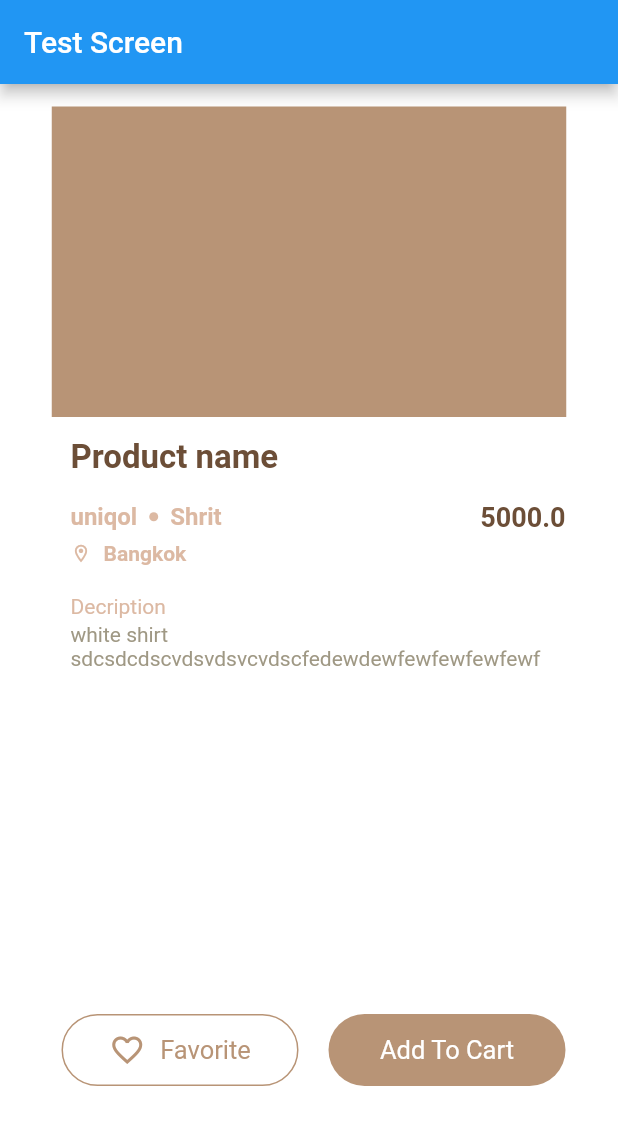
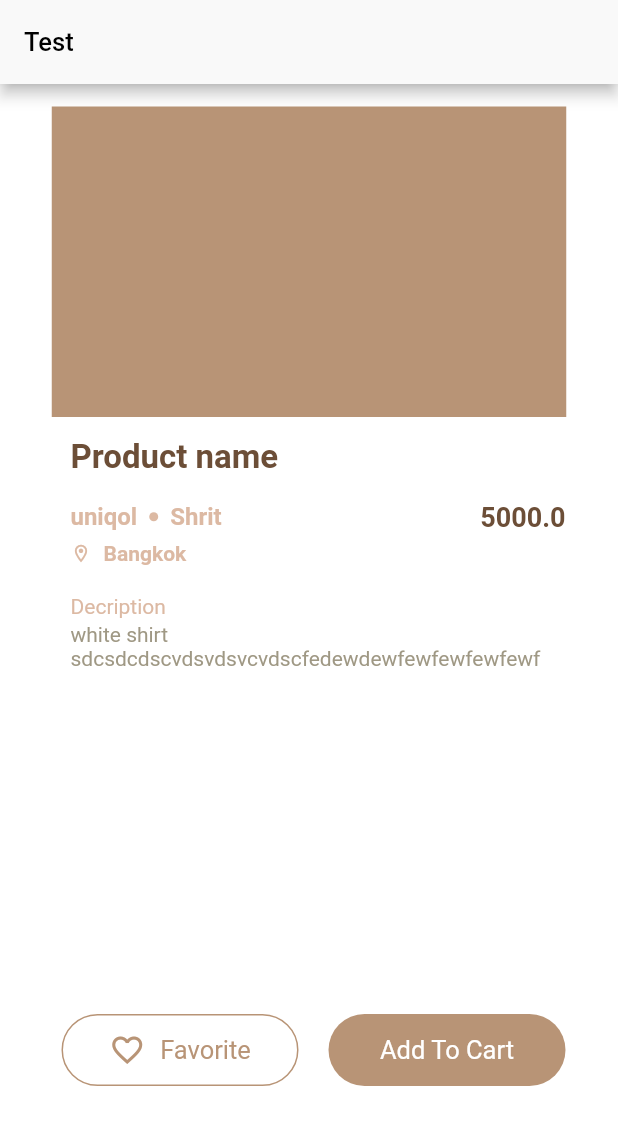
Before and after one commit to Chuukohin/chuuko, a Flutter app: the screen it shows after launch, on a phone screen of 412 x 824 dp. Shown: the top 1125 px of the screen. Run offline on Flutter 3.47's test engine with Material 2 defaults, Android fonts, the phone set to English and light mode, and no system bars; our stand-ins replace animated_splash_screen, page_transition.

Commit message:
feat: splash screen

```diff
--- /dev/null
+++ b/frontend/lib/constant/color.dart
@@ -0,0 +1,8 @@
+import 'package:flutter/material.dart';
+import 'package:chuukohin/utils/graphics/color.dart' as color;
+
+class ThemeConstant {
+  static Color primaryColor = const Color(0xffB89476);
+  static MaterialColor materialColorSwatch =
+      color.createMaterialColor(primaryColor);
+}
--- a/frontend/lib/main.dart
+++ b/frontend/lib/main.dart
@@ -1,7 +1,7 @@
-import 'package:chuukohin/screens/test_screen.dart';
-import 'package:flutter/cupertino.dart';
-// import 'package:niku/namespace.dart' as n;
-// import 'package:chuukohin/screens/homepage_screen.dart';
+import 'package:chuukohin/constant/color.dart';
+import 'package:chuukohin/screens/start/splash.dart';
+import 'package:chuukohin/screens/start/welcome.dart';
+import 'package:flutter/material.dart';
 
 void main() {
   runApp(const Chuuko());
@@ -12,13 +12,21 @@ class Chuuko extends StatelessWidget {
 
   @override
   Widget build(BuildContext context) {
-    return const CupertinoApp(
-      theme: CupertinoThemeData(
-          brightness: Brightness.light, primaryColor: Color(0xffB89476)),
-      home: CupertinoPageScaffold(
-        child: TestScreen(),
+    return MaterialApp(
+      debugShowCheckedModeBanner: false,
+      title: 'Chuuko',
+      theme: ThemeData(
+        primaryColor: ThemeConstant.primaryColor,
+        primarySwatch: ThemeConstant.materialColorSwatch,
+        appBarTheme: const AppBarTheme(
+            backgroundColor: Color(0xffF9F9F9), foregroundColor: Colors.black),
       ),
-      debugShowCheckedModeBanner: false,
+      routes: {
+        '/': (_) => const SplashScreen(),
+        '/welcome': (_) => const WelcomeScreen(),
+      },
+      initialRoute: "/",
     );
   }
 }
+//0xffB89476
--- a/frontend/lib/screens/productdetail_screen.dart
+++ b/frontend/lib/screens/product_detail_screen.dart
@@ -1,10 +1,9 @@
 import 'package:chuukohin/widgets/button.dart';
+import 'package:chuukohin/widgets/layout/product_detail.dart';
 import 'package:flutter/material.dart';
 
-import '../widgets/layout/product_detail.dart';
-
-class Productdetail_screen extends StatelessWidget {
-  const Productdetail_screen({Key? key}) : super(key: key);
+class ProductDetailScreen extends StatelessWidget {
+  const ProductDetailScreen({Key? key}) : super(key: key);
 
   @override
   Widget build(BuildContext context) {
@@ -15,13 +14,13 @@ class Productdetail_screen extends StatelessWidget {
       child: Column(
         children: [
           Container(
-            color: Color(0xffB89476),
+            color: const Color(0xffB89476),
             height: 207,
             width: 343,
-            margin: EdgeInsets.only(top: 15, bottom: 14),
+            margin: const EdgeInsets.only(top: 15, bottom: 14),
           ),
-          Product_Detail("Product name", "uniqol", "Shrit", "Bangkok", 5000,
-              "white shirt sdcsdcdscvdsvdsvcvdscfedewdewfewfewfewfewf"),
+          const ProductDetail("Product name", "uniqol", "Shrit", "Bangkok",
+              5000, "white shirt sdcsdcdscvdsvdsvcvdscfedewdewfewfewfewfewf"),
           Padding(
             padding: const EdgeInsets.only(bottom: 60, left: 41, top: 229),
             child: Row(
@@ -29,23 +28,24 @@ class Productdetail_screen extends StatelessWidget {
                 Container(
                   height: 48,
                   width: 158,
-                  margin: EdgeInsets.only(right: 20),
+                  margin: const EdgeInsets.only(right: 20),
                   decoration: BoxDecoration(
-                      borderRadius: BorderRadius.all(Radius.circular(39)),
+                      borderRadius: const BorderRadius.all(Radius.circular(39)),
                       color: Colors.white,
-                      border: Border.all(width: 1, color: Color(0xffB89476))),
+                      border:
+                          Border.all(width: 1, color: const Color(0xffB89476))),
                   child: Row(
                     mainAxisAlignment: MainAxisAlignment.center,
-                    children: [
+                    children: const [
                       Icon(
                         Icons.favorite_outline,
                         color: Color(0xffB89476),
                       ),
                       Padding(
-                        padding: const EdgeInsets.only(left: 10),
+                        padding: EdgeInsets.only(left: 10),
                         child: Text(
                           "Favorite",
-                          style: const TextStyle(
+                          style: TextStyle(
                             fontSize: 17,
                             color: Color(0xffB89476),
                           ),
@@ -54,7 +54,7 @@ class Productdetail_screen extends StatelessWidget {
                     ],
                   ),
                 ),
-                MainButton("Add To Cart", 48, 158),
+                const MainButton("Add To Cart", 48, 158),
               ],
             ),
           )
--- /dev/null
+++ b/frontend/lib/screens/start/splash.dart
@@ -0,0 +1,28 @@
+import 'package:chuukohin/screens/test_screen.dart';
+import 'package:flutter/material.dart';
+import 'package:animated_splash_screen/animated_splash_screen.dart';
+import 'package:page_transition/page_transition.dart';
+
+class SplashScreen extends StatefulWidget {
+  const SplashScreen({Key? key}) : super(key: key);
+
+  @override
+  State<SplashScreen> createState() => _SplashScreenState();
+}
+
+class _SplashScreenState extends State<SplashScreen> {
+  _SplashScreenState();
+
+  @override
+  Widget build(BuildContext context) {
+    return Scaffold(
+        body: AnimatedSplashScreen(
+      backgroundColor: const Color(0xffFFFBED),
+      splash: 'assets/images/logo.png',
+      nextScreen: const TestScreen(),
+      splashIconSize: 200,
+      pageTransitionType: PageTransitionType.fade,
+      duration: 1500,
+    ));
+  }
+}
--- /dev/null
+++ b/frontend/lib/screens/start/welcome.dart
@@ -0,0 +1,15 @@
+import 'package:flutter/material.dart';
+
+class WelcomeScreen extends StatefulWidget {
+  const WelcomeScreen({Key? key}) : super(key: key);
+
+  @override
+  State<WelcomeScreen> createState() => _WelcomeScreenState();
+}
+
+class _WelcomeScreenState extends State<WelcomeScreen> {
+  @override
+  Widget build(BuildContext context) {
+    return Container();
+  }
+}
--- a/frontend/lib/screens/test_screen.dart
+++ b/frontend/lib/screens/test_screen.dart
@@ -1,8 +1,5 @@
-import 'package:chuukohin/screens/productdetail_screen.dart';
-import 'package:chuukohin/widgets/button.dart';
-import 'package:chuukohin/widgets/layout/product_detail.dart';
+import 'package:chuukohin/screens/product_detail_screen.dart';
 import 'package:flutter/material.dart';
-// import 'package:chuukohin/widgets/layout/product_card.dart';
 
 class TestScreen extends StatefulWidget {
   const TestScreen({Key? key}) : super(key: key);
@@ -14,20 +11,22 @@ class TestScreen extends StatefulWidget {
 class _TestScreenState extends State<TestScreen> {
   @override
   Widget build(BuildContext context) {
-    return MaterialApp(
-      home: Scaffold(
-        appBar: AppBar(
-          title: const Text("Test Screen"),
+    return Scaffold(
+      appBar: AppBar(
+        title: const Text(
+          "Test",
+          style: TextStyle(fontSize: 17),
         ),
-        body: Column(
+      ),
+      body: SingleChildScrollView(
+        child: Column(
           children: const [
             //put testing code here
 
-            Productdetail_screen()
+            ProductDetailScreen()
           ],
         ),
       ),
-      debugShowCheckedModeBanner: false,
     );
   }
 }
--- /dev/null
+++ b/frontend/lib/utils/graphics/color.dart
@@ -0,0 +1,24 @@
+import 'package:flutter/material.dart' show MaterialColor, Color;
+
+// Learn more: https://medium.com/@nickysong/creating-a-custom-color-swatch-in-flutter-554bcdcb27f3
+MaterialColor createMaterialColor(Color color) {
+  List strengths = <double>[.05];
+  Map<int, Color> swatch = {};
+  final int r = color.red, g = color.green, b = color.blue;
+
+  for (int i = 1; i < 10; i++) {
+    strengths.add(0.1 * i);
+  }
+
+  for (var strength in strengths) {
+    final double ds = 0.5 - strength;
+    swatch[(strength * 1000).round()] = Color.fromRGBO(
+      r + ((ds < 0 ? r : (255 - r)) * ds).round(),
+      g + ((ds < 0 ? g : (255 - g)) * ds).round(),
+      b + ((ds < 0 ? b : (255 - b)) * ds).round(),
+      1,
+    );
+  }
+
+  return MaterialColor(color.value, swatch);
+}
--- a/frontend/lib/widgets/layout/product_detail.dart
+++ b/frontend/lib/widgets/layout/product_detail.dart
@@ -1,23 +1,21 @@
 import 'package:flutter/material.dart';
-//import 'package:font_awesome_flutter/font_awesome_flutter.dart';
-import 'package:flutter_image_slideshow/flutter_image_slideshow.dart';
 
-class Product_Detail extends StatelessWidget {
+class ProductDetail extends StatelessWidget {
   final String productname;
   final String brand;
-  final String catecory;
+  final String category;
   final String address;
   final double price;
   final String desciption;
 
-  const Product_Detail(this.productname, this.brand, this.catecory,
-      this.address, this.price, this.desciption,
+  const ProductDetail(this.productname, this.brand, this.category, this.address,
+      this.price, this.desciption,
       {Key? key})
       : super(key: key);
 
   @override
   Widget build(BuildContext context) {
-    return Container(
+    return SizedBox(
       width: double.infinity,
       child: Padding(
         padding: const EdgeInsets.only(left: 47, right: 35),
@@ -54,11 +52,11 @@ class Product_Detail extends StatelessWidget {
                     Container(
                         width: 6,
                         height: 6,
-                        margin: EdgeInsets.only(left: 8, right: 8),
-                        decoration: BoxDecoration(
+                        margin: const EdgeInsets.only(left: 8, right: 8),
+                        decoration: const BoxDecoration(
                             color: Color(0xffDCB9A3), shape: BoxShape.circle)),
                     Text(
-                      catecory,
+                      category,
                       style: const TextStyle(
                           fontSize: 16,
                           color: Color(0xffDCB9A3),
@@ -68,7 +66,7 @@ class Product_Detail extends StatelessWidget {
                 ),
                 Text(
                   price.toString(),
-                  style: TextStyle(
+                  style: const TextStyle(
                       color: Color(0xff6C4E37),
                       fontSize: 18,
                       fontWeight: FontWeight.w700),
@@ -80,12 +78,12 @@ class Product_Detail extends StatelessWidget {
             padding: const EdgeInsets.only(top: 6),
             child: Row(
               children: [
-                Icon(
+                const Icon(
                   Icons.location_on_outlined,
                   color: Color(0xffDCB9A3),
                   size: 14,
                 ),
-                SizedBox(width: 8),
+                const SizedBox(width: 8),
                 Text(address,
                     style: const TextStyle(
                         color: Color(0xffDCB9A3),
@@ -94,7 +92,7 @@ class Product_Detail extends StatelessWidget {
               ],
             ),
           ),
-          Padding(
+          const Padding(
               padding: EdgeInsets.only(bottom: 3, top: 19),
               child: Text(
                 "Decription",
@@ -102,7 +100,7 @@ class Product_Detail extends StatelessWidget {
               )),
           Text(
             desciption,
-            style: TextStyle(color: Color(0xFF9F9884), fontSize: 14),
+            style: const TextStyle(color: Color(0xFF9F9884), fontSize: 14),
           )
         ]),
       ),
--- a/frontend/pubspec.yaml
+++ b/frontend/pubspec.yaml
@@ -37,6 +37,7 @@ dependencies:
   intl: ^0.16.1
   font_awesome_flutter: ^8.11.0
   flutter_image_slideshow: any
+  animated_splash_screen: ^1.2.0
 
 dev_dependencies:
   flutter_test:
@@ -60,9 +61,8 @@ flutter:
   uses-material-design: true
 
   # To add assets to your application, add an assets section, like this:
-  #  assets:
-  #    - frontend/images/shirt.jpeg
-  #   - images/a_dot_ham.jpeg
+  assets:
+    - assets/images/logo.png
 
   # An image asset can refer to one or more resolution-specific "variants", see
   # https://flutter.dev/assets-and-images/#resolution-aware.
```
Also changed, not shown: frontend/assets/images/logo.png (added), frontend/assets/images/pic1.jpg (renamed from frontend/images/pic1.jpg), frontend/assets/images/shirt.jpeg (renamed from frontend/images/shirt.jpeg), frontend/pubspec.lock.
